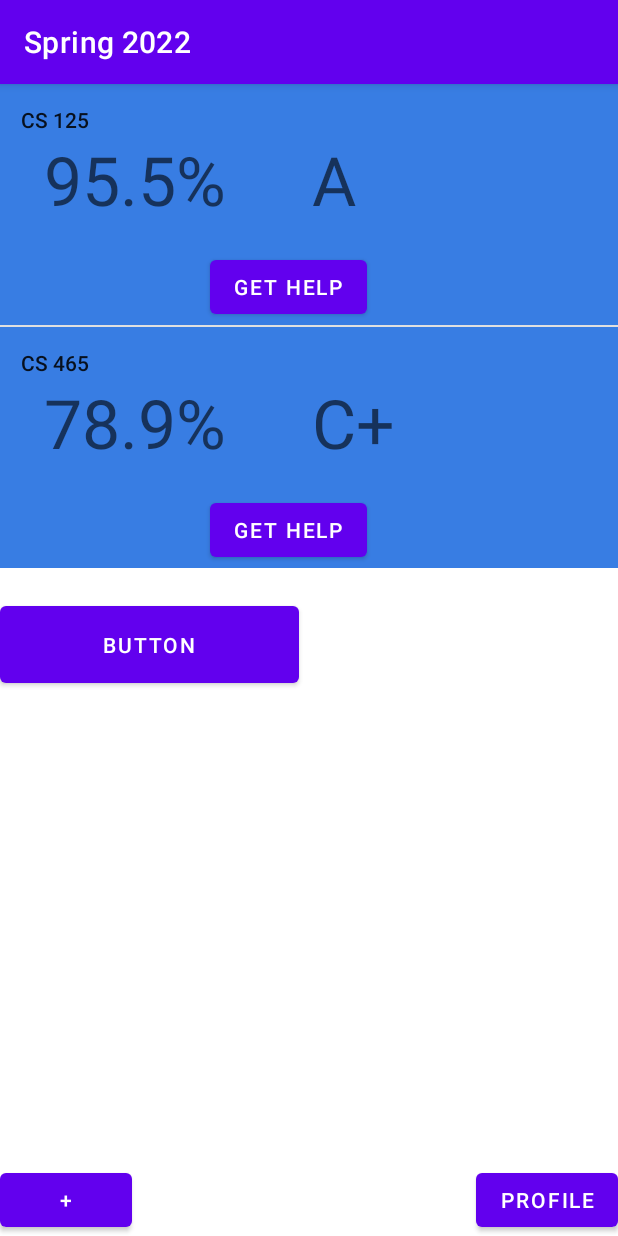
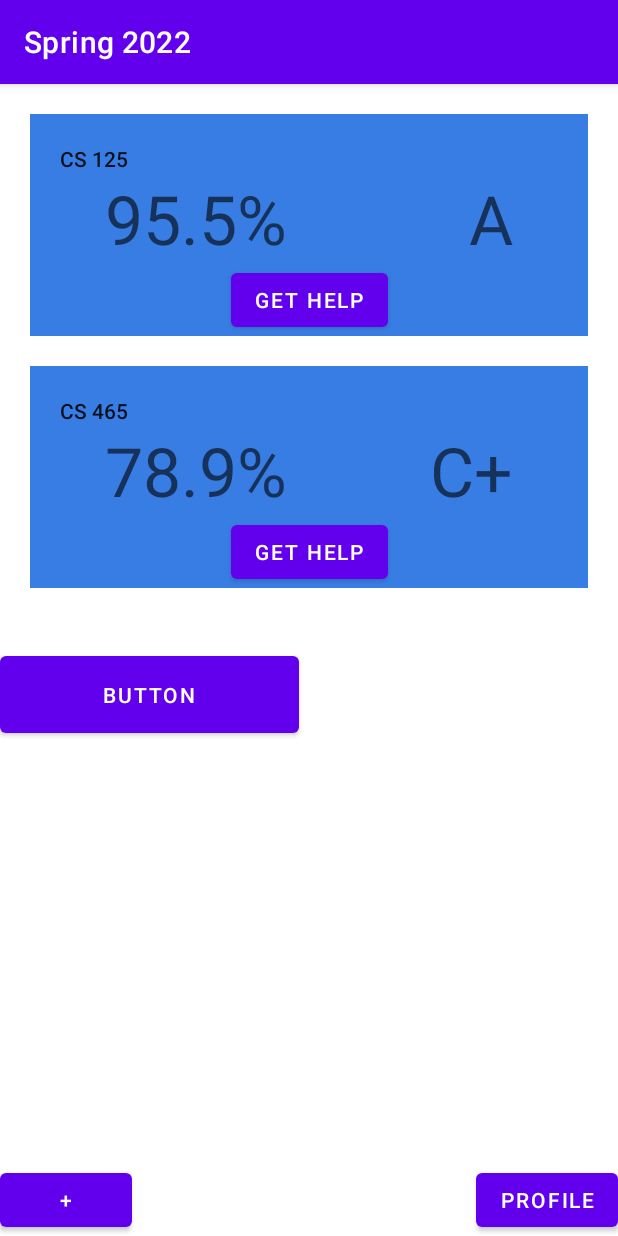
Before and after one commit to sonalimerchia/CS465-Pixelbyte, an Android app: the screen it shows after launch (MainActivity), on a phone screen of 412 x 824 dp. Run offline under Robolectric (Android 15) with nearby library versions, the phone set to English and light mode, and no system bars.

Commit message:
Allow list to be adaptable

```diff
--- a/app/src/main/res/layout/activity_main.xml
+++ b/app/src/main/res/layout/activity_main.xml
@@ -38,6 +38,9 @@
             android:id="@+id/classlist"
             android:layout_width="match_parent"
             android:layout_height="wrap_content"
+            android:padding="20dp"
+            android:divider="@color/transparent"
+            android:dividerHeight="20dp"
             android:foregroundGravity="center" />
 
 
--- a/app/src/main/res/layout/class_list_element.xml
+++ b/app/src/main/res/layout/class_list_element.xml
@@ -2,70 +2,60 @@
 <androidx.constraintlayout.widget.ConstraintLayout xmlns:android="http://schemas.android.com/apk/res/android"
     xmlns:app="http://schemas.android.com/apk/res-auto"
     xmlns:tools="http://schemas.android.com/tools"
-    android:layout_width="300dp"
-    android:layout_height="200dp"
-    android:layout_marginLeft="20dp"
-    android:layout_marginTop="20dp"
-    android:layout_marginRight="20dp"
-    android:layout_marginBottom="20dp"
+    android:layout_width="match_parent"
+    android:layout_height="wrap_content"
     android:background="#387DE3"
-    android:gravity="center"
-    android:onClick="clickedClass">
-
-    <Button
-        android:id="@+id/gethelp"
-        android:layout_width="wrap_content"
-        android:layout_height="wrap_content"
-        android:layout_marginStart="60dp"
-        android:layout_marginEnd="68dp"
-        android:layout_marginBottom="1dp"
-        android:onClick="clickedButton"
-        android:text="Get Help"
-        app:layout_constraintBottom_toBottomOf="parent"
-        app:layout_constraintEnd_toEndOf="@+id/lettergrade"
-        app:layout_constraintStart_toStartOf="@+id/numgrade"
-        app:layout_constraintTop_toBottomOf="@+id/classname" />
-
-
-    <TextView
-        android:id="@+id/numgrade"
-        android:layout_width="0dp"
-        android:layout_height="0dp"
-        android:layout_marginStart="29dp"
-        android:layout_marginEnd="24dp"
-        android:layout_marginBottom="57dp"
-        android:text="Num"
-        android:textAppearance="@style/TextAppearance.AppCompat.Display2"
-        app:layout_constraintBottom_toBottomOf="parent"
-        app:layout_constraintEnd_toStartOf="@+id/lettergrade"
-        app:layout_constraintStart_toStartOf="parent"
-        app:layout_constraintTop_toBottomOf="@+id/classname" />
-
-    <TextView
-        android:id="@+id/lettergrade"
-        android:layout_width="0dp"
-        android:layout_height="86dp"
-        android:layout_marginEnd="49dp"
-        android:text="Let"
-        android:textAppearance="@style/TextAppearance.AppCompat.Display2"
-        app:layout_constraintBaseline_toBaselineOf="@+id/numgrade"
-        app:layout_constraintEnd_toEndOf="parent"
-        app:layout_constraintStart_toEndOf="@+id/numgrade" />
-
+    android:layout_gravity="center_horizontal"
+    android:gravity="top">
 
     <TextView
         android:id="@+id/classname"
         android:layout_width="0dp"
         android:layout_height="wrap_content"
-        android:layout_marginStart="14dp"
-        android:layout_marginTop="14dp"
-        android:layout_marginEnd="22dp"
-        android:layout_marginBottom="78dp"
-        android:text="class name"
+        android:layout_margin="20dp"
         android:textAppearance="@style/TextAppearance.AppCompat.Body2"
-        app:layout_constraintBottom_toTopOf="@+id/gethelp"
-        app:layout_constraintEnd_toEndOf="@+id/numgrade"
         app:layout_constraintStart_toStartOf="parent"
         app:layout_constraintTop_toTopOf="parent" />
 
+    <LinearLayout
+        android:layout_width="match_parent"
+        android:layout_height="wrap_content"
+        android:orientation="horizontal"
+        android:gravity="center_horizontal"
+        android:id="@+id/current_grades"
+        app:layout_constraintTop_toBottomOf="@id/classname"
+        app:layout_constraintLeft_toLeftOf="parent"
+        android:layout_marginHorizontal="50dp"
+        >
+        <TextView
+            android:id="@+id/numgrade"
+            android:layout_width="0dp"
+            android:layout_weight="1"
+            android:layout_gravity="left"
+            android:layout_height="wrap_content"
+            android:gravity="left"
+            android:textAppearance="@style/TextAppearance.AppCompat.Display2"/>
+
+        <TextView
+            android:id="@+id/lettergrade"
+            android:layout_width="0dp"
+            android:layout_height="wrap_content"
+            android:layout_weight="1"
+            android:gravity="right"
+            android:textAppearance="@style/TextAppearance.AppCompat.Display2"
+            app:layout_constraintBaseline_toBaselineOf="@+id/numgrade"
+            app:layout_constraintEnd_toEndOf="parent"
+            app:layout_constraintStart_toEndOf="@+id/numgrade" />
+    </LinearLayout>
+
+        <Button
+            android:id="@+id/gethelp"
+            android:layout_width="wrap_content"
+            android:layout_height="wrap_content"
+            android:text="Get Help"
+            app:layout_constraintBottom_toBottomOf="parent"
+            app:layout_constraintLeft_toLeftOf="parent"
+            app:layout_constraintRight_toRightOf="parent"
+            app:layout_constraintTop_toBottomOf="@id/current_grades" />
+
 </androidx.constraintlayout.widget.ConstraintLayout>
--- a/app/src/main/res/values/colors.xml
+++ b/app/src/main/res/values/colors.xml
@@ -8,4 +8,5 @@
     <color name="teal_700">#FF018786</color>
     <color name="black">#FF000000</color>
     <color name="white">#FFFFFFFF</color>
+    <color name="transparent">#00FFFFFF</color>
 </resources>
```
